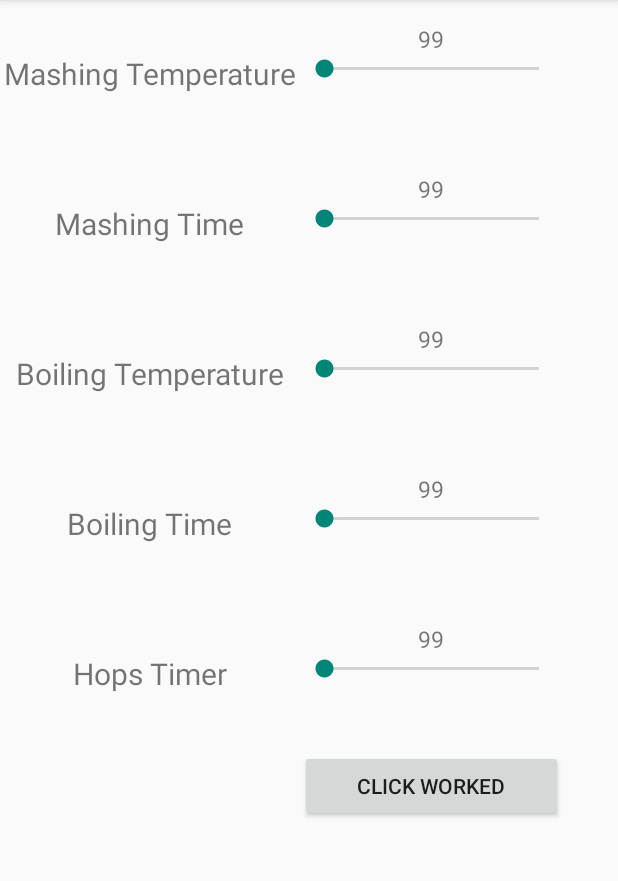
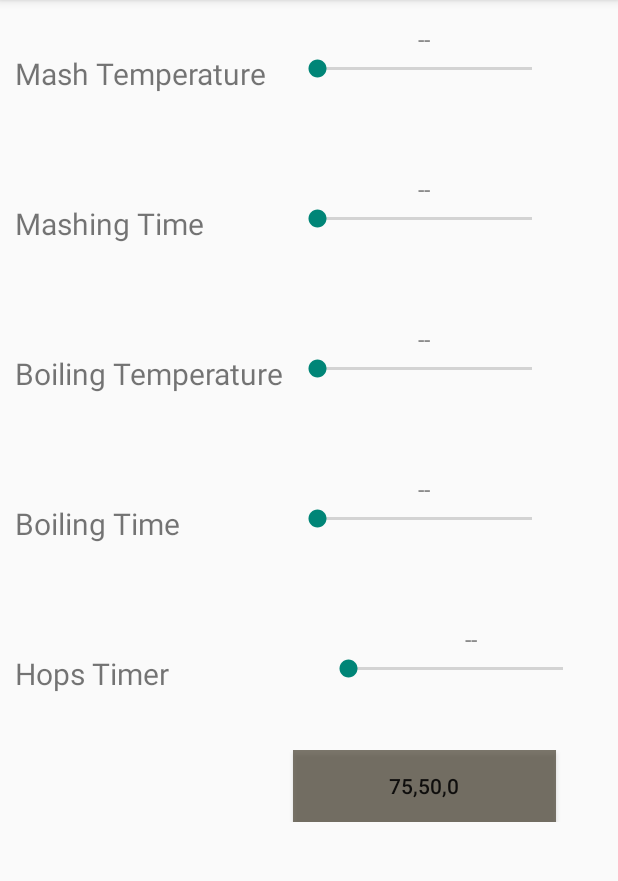
Before and after one commit to Jeremy-Thompson/Brewstr, an Android app: the fragment Setup_Fragment placed in its activity, after a tap on "START BREW!", on a phone screen of 412 x 824 dp, the part 84-965 px from its top. Run offline under Robolectric (Android 15) with nearby library versions, the phone set to English and light mode, and no system bars; 2 statements that could not run were skipped.

Commit message:
Updated Setup View
Added seekbars with dynamically updating values. Added "generate udp
message" algorithm.

```diff
--- a/app/src/main/java/com/solutions/brewstr/Setup_Fragment.java
+++ b/app/src/main/java/com/solutions/brewstr/Setup_Fragment.java
@@ -24,10 +24,11 @@ public class Setup_Fragment extends Fragment implements View.OnClickListener {
     SeekBar hopsTimeSB;
 
     TextView mashTempSP;
-    TextView MashTimeSP;
+    TextView mashTimeSP;
+    TextView boilTempSP;
     TextView boilTimeSP;
-    TextView boilTempSP;
-    TextView mashTimeSP;
+    TextView hopsTimeSP;
+
 
 
     Button setupButton;
@@ -42,27 +43,72 @@ public class Setup_Fragment extends Fragment implements View.OnClickListener {
 
         //set seekbar mapping and listeners
         mashTempSB = (SeekBar) rootview.findViewById(R.id.mashingTempSeekBar);
+        mashTempSB.setMax(25);
         mashTempSB.setOnSeekBarChangeListener(new seekBarListener());
         mashTimeSB = (SeekBar) rootview.findViewById(R.id.mashingTimeSeekBar);
+        mashTimeSB.setMax(50);
         mashTimeSB.setOnSeekBarChangeListener(new seekBarListener());
         boilTempSB = (SeekBar) rootview.findViewById(R.id.boilTempSeekBar);
         boilTempSB.setOnSeekBarChangeListener(new seekBarListener());
         boilTimeSB = (SeekBar) rootview.findViewById(R.id.boilTimeSeekBar);
         boilTimeSB.setOnSeekBarChangeListener(new seekBarListener());
+        hopsTimeSB = (SeekBar) rootview.findViewById(R.id.hopsTimeSeekBar);
+        hopsTimeSB.setOnSeekBarChangeListener(new seekBarListener());
+
+        //set the setpoint indicator mapping
+        mashTempSP = (TextView) rootview.findViewById(R.id.mashingTempSetpoint);
+        mashTimeSP = (TextView) rootview.findViewById(R.id.mashingTimeSetpoint);
+        boilTempSP = (TextView) rootview.findViewById(R.id.boilTempSetpoint);
+        boilTimeSP = (TextView) rootview.findViewById(R.id.boilTimeSetpoint);
+        hopsTimeSP = (TextView) rootview.findViewById(R.id.hopsTimeSetpoint);
         return rootview;
     }
     @Override
     public void onClick(View v) {
         //YOUR CODE HERE
-        String tmp = "CLICK WORKED";
-        setupButton.setText(tmp);
+        String messageToLL = "";
+        messageToLL += (75 + mashTempSB.getProgress());
+        messageToLL += ",";
+        messageToLL += (50 + mashTimeSB.getProgress());
+        messageToLL += ",";
+        messageToLL += boilTimeSB.getProgress();
+        setupButton.setText(messageToLL);
     }
     private class seekBarListener implements SeekBar.OnSeekBarChangeListener {
 
         public void onProgressChanged(SeekBar seekBar, int progress,
         boolean fromUser) {
             // Log the progress
-            Log.d("DEBUG", "Progress is: " + progress);
+            switch(seekBar.getId()){
+                case R.id.mashingTempSeekBar: {
+                    int setpoint = progress + 75;
+                    mashTempSP.setText("" + setpoint  + " (C)");
+                    break;
+                }
+                case R.id.mashingTimeSeekBar: {
+                    int setpoint = progress + 50;
+                    mashTimeSP.setText("" + setpoint + " (min)");
+                    break;
+                }
+                case R.id.boilTempSeekBar: {
+                    int setpoint = progress + 50;
+                    boilTempSP.setText("" + progress + " (C)");
+                    break;
+                }
+                case R.id.boilTimeSeekBar: {
+                    boilTimeSP.setText("" + progress + " (min)");
+                    break;
+                }
+                case R.id.hopsTimeSeekBar:{
+                    hopsTimeSP.setText("" + progress + " (min)");
+                }
+                default:
+                    break;
+            }
+
+
+
+            Log.i("DEBUG", "Progress is: " + progress);
             //set textView's text
         }
 
--- a/app/src/main/res/layout/setup_view.xml
+++ b/app/src/main/res/layout/setup_view.xml
@@ -14,27 +14,28 @@
             android:id="@+id/Mashing_Row1">
 
             <TextView
-                android:layout_width="200dp"
+                android:layout_width="195dp"
                 android:layout_height="100dp"
-                android:text="Mashing Temperature"
+                android:text="Mash Temperature"
                 android:id="@+id/mashingTempLabel"
                 android:enabled="true"
-                android:layout_gravity="center_horizontal"
                 android:textSize="20dp"
-                android:paddingTop="35dp" />
+                android:paddingTop="35dp"
+                android:layout_gravity="left"
+                android:paddingLeft="10dp" />
 
             <LinearLayout
                 android:orientation="vertical"
                 android:layout_width="fill_parent"
                 android:layout_height="fill_parent"
-                android:layout_gravity="top">
+                android:layout_gravity="top|left">
 
                 <TextView
                     android:layout_width="wrap_content"
                     android:layout_height="wrap_content"
                     android:id="@+id/mashingTempSetpoint"
                     android:layout_gravity="center_horizontal"
-                    android:text="99"
+                    android:text="--"
                     android:paddingTop="15dp"
                     android:textSize="15dp" />
 
@@ -53,14 +54,15 @@
             android:id="@+id/Mashing_Row2" >
 
             <TextView
-                android:layout_width="200dp"
+                android:layout_width="175dp"
                 android:layout_height="100dp"
                 android:text="Mashing Time"
                 android:id="@+id/mashingTimeLabel"
                 android:enabled="true"
-                android:layout_gravity="center_horizontal"
+                android:layout_gravity="left|center_horizontal"
                 android:textSize="20dp"
-                android:paddingTop="35dp" />
+                android:paddingTop="35dp"
+                android:paddingLeft="10dp" />
 
             <LinearLayout
                 android:orientation="vertical"
@@ -73,7 +75,7 @@
                     android:layout_height="wrap_content"
                     android:id="@+id/mashingTimeSetpoint"
                     android:layout_gravity="center_horizontal"
-                    android:text="99"
+                    android:text="--"
                     android:paddingTop="15dp"
                     android:textSize="15dp" />
 
@@ -91,14 +93,15 @@
             android:id="@+id/Boiling_Row1" >
 
             <TextView
-                android:layout_width="200dp"
+                android:layout_width="175dp"
                 android:layout_height="100dp"
                 android:text="Boiling Temperature"
                 android:id="@+id/boilTempLabel"
                 android:enabled="true"
-                android:layout_gravity="center_horizontal"
+                android:layout_gravity="left|center_horizontal"
                 android:textSize="20dp"
-                android:paddingTop="35dp" />
+                android:paddingTop="35dp"
+                android:paddingLeft="10dp" />
 
             <LinearLayout
                 android:orientation="vertical"
@@ -111,7 +114,7 @@
                     android:layout_height="wrap_content"
                     android:id="@+id/boilTempSetpoint"
                     android:layout_gravity="center_horizontal"
-                    android:text="99"
+                    android:text="--"
                     android:paddingTop="15dp"
                     android:textSize="15dp" />
 
@@ -129,14 +132,15 @@
             android:id="@+id/Boiling_Row2" >
 
             <TextView
-                android:layout_width="200dp"
+                android:layout_width="175dp"
                 android:layout_height="100dp"
                 android:text="Boiling Time"
                 android:id="@+id/boilTimeLabel"
                 android:enabled="true"
-                android:layout_gravity="center_horizontal"
+                android:layout_gravity="left|center_horizontal"
                 android:textSize="20dp"
-                android:paddingTop="35dp" />
+                android:paddingTop="35dp"
+                android:paddingLeft="10dp" />
 
             <LinearLayout
                 android:orientation="vertical"
@@ -149,7 +153,7 @@
                     android:layout_height="wrap_content"
                     android:id="@+id/boilTimeSetpoint"
                     android:layout_gravity="center_horizontal"
-                    android:text="99"
+                    android:text="--"
                     android:paddingTop="15dp"
                     android:textSize="15dp" />
 
@@ -167,27 +171,30 @@
             android:id="@+id/Hops_Row" >
 
             <TextView
-                android:layout_width="200dp"
+                android:layout_width="195dp"
                 android:layout_height="100dp"
                 android:text="Hops Timer"
                 android:id="@+id/hopsTime"
                 android:enabled="true"
-                android:layout_gravity="center_horizontal"
+                android:layout_gravity="left|center_horizontal"
                 android:textSize="20dp"
-                android:paddingTop="35dp" />
+                android:paddingTop="35dp"
+                android:layout_weight="1"
+                android:paddingLeft="10dp" />
 
             <LinearLayout
                 android:orientation="vertical"
                 android:layout_width="fill_parent"
                 android:layout_height="fill_parent"
-                android:layout_gravity="top" >
+                android:layout_gravity="top"
+                android:layout_weight="1">
 
                 <TextView
                     android:layout_width="wrap_content"
                     android:layout_height="wrap_content"
                     android:id="@+id/hopsTimeSetpoint"
                     android:layout_gravity="center_horizontal"
-                    android:text="99"
+                    android:text="--"
                     android:paddingTop="15dp"
                     android:textSize="15dp" />
 
@@ -204,11 +211,12 @@
             android:layout_height="fill_parent">
 
             <Button
-                android:layout_width="wrap_content"
+                android:layout_width="match_parent"
                 android:layout_height="wrap_content"
                 android:text="Start Brew!"
                 android:id="@+id/setupButton"
-                android:layout_column="1" />
+                android:layout_column="1"
+                android:background="#bf524b3d" />
         </TableRow>
 
     </TableLayout>
```
Lines whose indentation alone changed are shown as unchanged.
